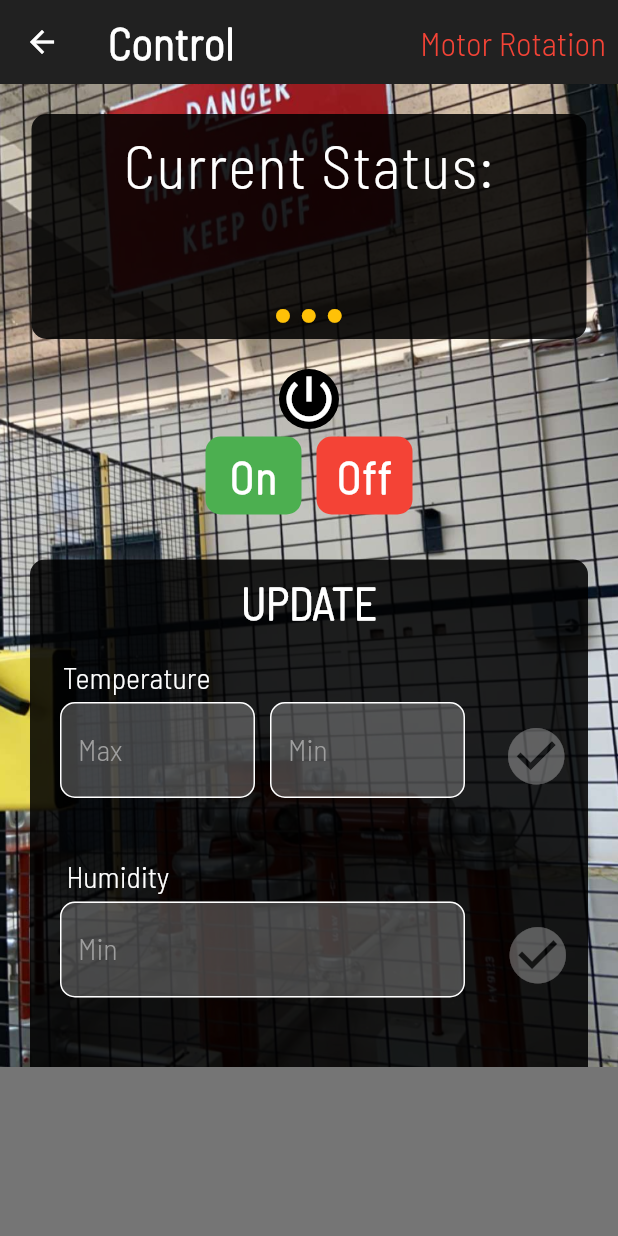
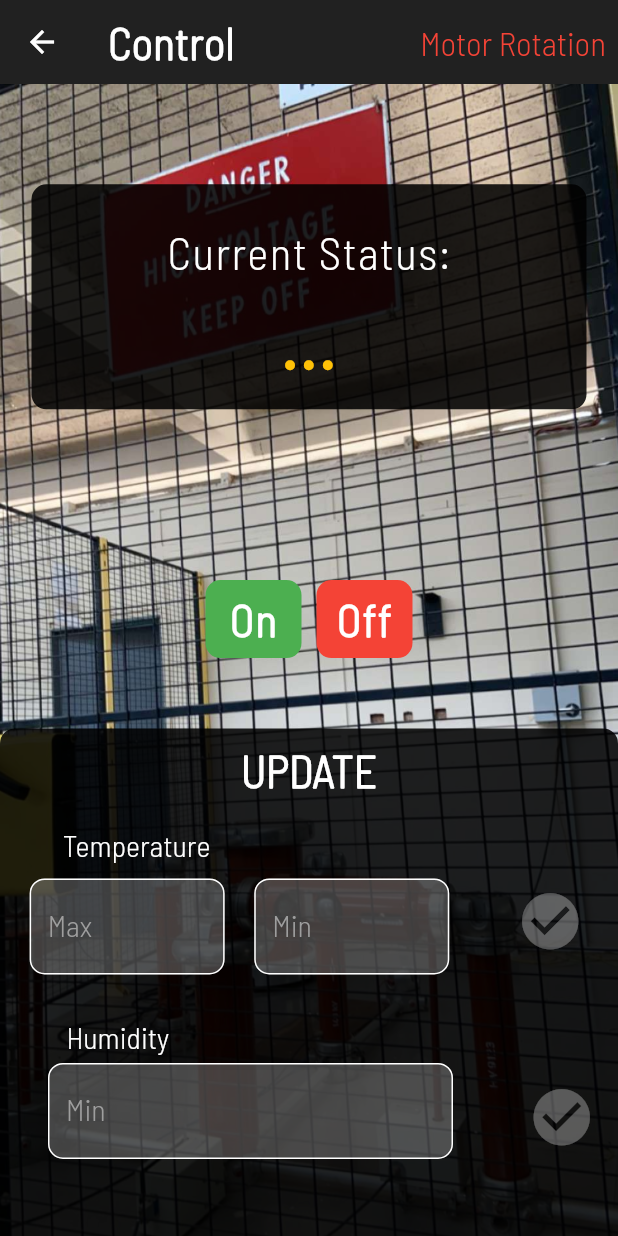
Before and after one commit to osmanmaltiti/iotcontrol_flutterApp, a Flutter app: the screen it shows once a user with an empty profile is signed in, item 2 of the bottom bar chosen, on a phone screen of 412 x 824 dp. Run offline on Flutter 3.47's test engine with Material 2 defaults, Android fonts, the phone set to English and light mode, and no system bars; our stand-ins replace cloud_firestore, firebase_auth, firebase_core, firebase_database, flutter_spinkit, font_awesome_flutter; accounts and stored records are empty.

Commit message:
feat: cntrol pixel overflow fix

```diff
--- a/lib/screens/control.dart
+++ b/lib/screens/control.dart
@@ -1,4 +1,5 @@
 import 'dart:async';
+
 import 'package:cloud_firestore/cloud_firestore.dart';
 import 'package:firebase_database/firebase_database.dart';
 import 'package:flutter/material.dart';
@@ -167,14 +168,18 @@ class _PowerState extends State<Power> {
                 }),
           ],
         ),
-        body: SingleChildScrollView(
+        body: FractionallySizedBox(
+          widthFactor: 1,
+          heightFactor: 1,
           child: Container(
             decoration: BoxDecoration(
                 image: DecorationImage(
               image: new AssetImage("assets/images/control.jpeg"),
               fit: BoxFit.cover,
             )),
-            child: Column(children: <Widget>[
+            child: Column(
+                mainAxisAlignment: MainAxisAlignment.spaceBetween,
+                children: <Widget>[
                   SizedBox(
                     height: 20,
                     width: 100,
@@ -187,13 +192,17 @@ class _PowerState extends State<Power> {
                         padding: const EdgeInsets.only(top: 10),
                         decoration: BoxDecoration(
                             color: Colors.black87,
-                        borderRadius: BorderRadius.all(Radius.circular(10))),
-                    child: Column(children: <Widget>[
+                            borderRadius:
+                                BorderRadius.all(Radius.circular(10))),
+                        child: Column(
+                            mainAxisAlignment: MainAxisAlignment.center,
+                            crossAxisAlignment: CrossAxisAlignment.center,
+                            children: <Widget>[
                               Text(
                                 'Current Status:',
                                 style: TextStyle(
                                     fontFamily: 'customFonts2',
-                            fontSize: 40,
+                                    fontSize: 30,
                                     color: Colors.white,
                                     letterSpacing: 1),
                               ),
@@ -204,7 +213,7 @@ class _PowerState extends State<Power> {
                                 status ?? "...",
                                 style: TextStyle(
                                     fontFamily: 'customFonts2',
-                            fontSize: 70,
+                                    fontSize: 50,
                                     letterSpacing: 1,
                                     fontWeight: FontWeight.bold,
                                     color: Colors.amber),
@@ -213,17 +222,6 @@ class _PowerState extends State<Power> {
                   ),
                   SizedBox(
                     height: 20,
-                width: 340,
-              ),
-              Container(
-                decoration: BoxDecoration(
-                    color: Colors.black,
-                    borderRadius: BorderRadius.all(Radius.circular(20))),
-                child: Icon(Icons.power_settings_new,
-                    size: 40, color: Colors.white),
-              ),
-              SizedBox(
-                height: 5,
                     width: 340,
                   ),
                   Container(
@@ -288,9 +286,7 @@ class _PowerState extends State<Power> {
                                   )),
                             ),
                           ])),
-              Padding(
-                  padding: EdgeInsets.fromLTRB(20, 30, 20, 0),
-                  child: Container(
+                  Container(
                       height: 338.4,
                       decoration: BoxDecoration(
                           color: Colors.black87,
@@ -316,18 +312,14 @@ class _PowerState extends State<Power> {
                                 )),
                           ),
                           Row(
-                            mainAxisAlignment: MainAxisAlignment.start,
-                            crossAxisAlignment: CrossAxisAlignment.center,
+                            mainAxisAlignment: MainAxisAlignment.spaceEvenly,
                             children: [
-                              Padding(
-                                padding:
-                                    const EdgeInsets.fromLTRB(20, 5, 0, 20),
-                                child: Container(
+                              Container(
                                 width: 130,
                                 decoration: BoxDecoration(
                                     color: Colors.white24,
-                                      borderRadius: BorderRadius.all(
-                                          Radius.circular(10))),
+                                    borderRadius:
+                                        BorderRadius.all(Radius.circular(10))),
                                 child: TextFormField(
                                   style: TextStyle(
                                       color: Colors.white,
@@ -352,16 +344,12 @@ class _PowerState extends State<Power> {
                                   },
                                 ),
                               ),
-                              ),
-                              Padding(
-                                padding:
-                                    const EdgeInsets.fromLTRB(10, 5, 0, 20),
-                                child: Container(
+                              Container(
                                 width: 130,
                                 decoration: BoxDecoration(
                                     color: Colors.white24,
-                                      borderRadius: BorderRadius.all(
-                                          Radius.circular(10))),
+                                    borderRadius:
+                                        BorderRadius.all(Radius.circular(10))),
                                 child: TextFormField(
                                   style: TextStyle(
                                       color: Colors.white,
@@ -384,7 +372,6 @@ class _PowerState extends State<Power> {
                                   onChanged: (val) {
                                     setState(() => downTemp = int.parse(val));
                                   },
-                                  ),
                                 ),
                               ),
                               Padding(
@@ -441,8 +428,7 @@ class _PowerState extends State<Power> {
                                 )),
                           ),
                           Row(
-                            mainAxisAlignment: MainAxisAlignment.start,
-                            crossAxisAlignment: CrossAxisAlignment.center,
+                            mainAxisAlignment: MainAxisAlignment.spaceAround,
                             children: [
                               Padding(
                                 padding:
@@ -521,7 +507,7 @@ class _PowerState extends State<Power> {
                             ],
                           ),
                         ],
-                      )))
+                      ))
                 ]),
           ),
         ));
```
Lines whose indentation alone changed are shown as unchanged.
